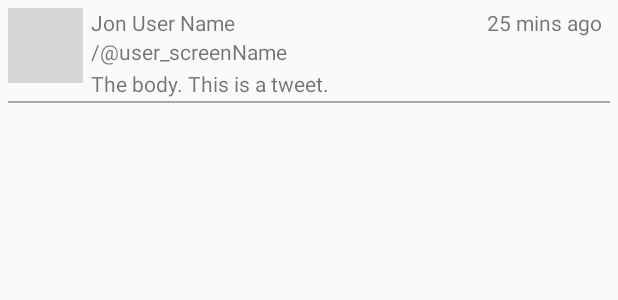
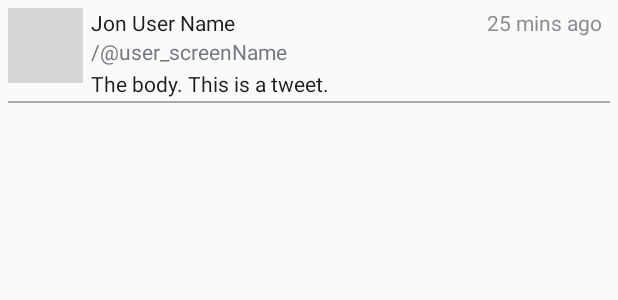
Before and after one commit to gco129/codepath-2-twitter, an Android app: the layout item_tweet.xml on its own in the app's theme, with its tools: preview values and no code run, on a phone screen of 412 x 824 dp. Shown: the top 300 px of the screen. Run offline under Robolectric (Android 15) with nearby library versions, the phone set to English and light mode, and no system bars; grey boxes are pictures that could not be loaded.

Commit message:
Twitter hex codes

```diff
--- a/Twitter/app/src/main/res/layout/item_tweet.xml
+++ b/Twitter/app/src/main/res/layout/item_tweet.xml
@@ -20,15 +20,17 @@
         android:layout_height="wrap_content"
         android:layout_marginStart="5dp"
         android:layout_toEndOf="@id/ivProfileImage"
+        android:textColor="#1B1C1E"
         tools:text="Jon User Name" />
 
     <TextView
         android:id="@+id/tvScreenName"
         android:layout_width="wrap_content"
         android:layout_height="wrap_content"
+        android:layout_below="@id/tvName"
         android:layout_marginStart="5dp"
         android:layout_toEndOf="@+id/ivProfileImage"
-        android:layout_below="@id/tvName"
+        android:textColor="#74797F"
         tools:text="/@user_screenName" />
 
     <TextView
@@ -37,6 +39,7 @@
         android:layout_height="wrap_content"
         android:layout_alignParentEnd="true"
         android:layout_marginEnd="5dp"
+        android:textColor="#8C8F94"
         tools:text="25 mins ago" />
 
     <TextView
@@ -49,6 +52,7 @@
         android:layout_toEndOf="@+id/ivProfileImage"
         android:autoLink="all"
         android:linksClickable="true"
+        android:textColor="#1C1D1F"
         tools:text="The body. This is a tweet." />
 
     <View
```
